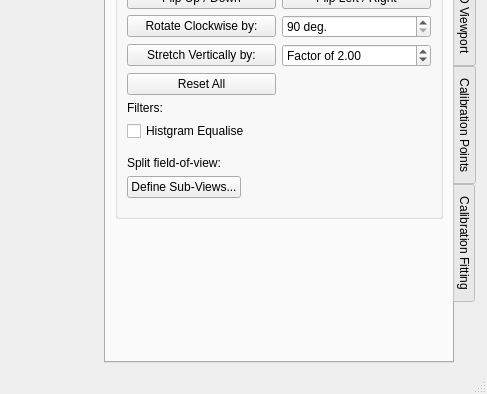
Above: calcam/gui/qt_designer_files/fitting_calib.ui from euratom-software/calcam before the change; both pictures show x 599 to 1086 and y 273 to 667 of the 1086 by 667 pixel window. Below: the same form after it.
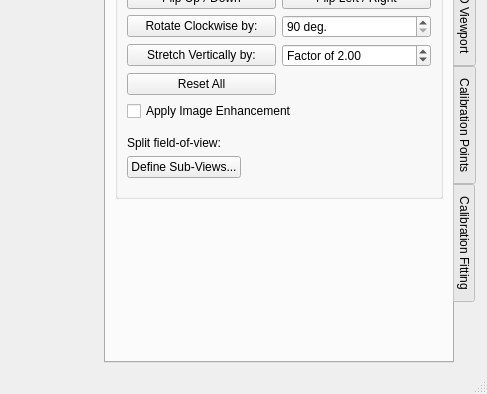
That is the form after the change.

Commit message: Move image enhancement in to new module and apply in all GUI tools. Continue work on new movement correction scheme.

Diff of the .ui file:
```diff
--- a/calcam/gui/qt_designer_files/fitting_calib.ui
+++ b/calcam/gui/qt_designer_files/fitting_calib.ui
@@ -462,14 +462,7 @@
             </widget>
            </item>
            <item>
-            <widget class="QLabel" name="label_15">
-             <property name="text">
-              <string>Filters:</string>
-             </property>
-            </widget>
-           </item>
-           <item>
-            <widget class="QCheckBox" name="hist_eq_checkbox">
+            <widget class="QCheckBox" name="im_enhance_checkbox">
              <property name="sizePolicy">
               <sizepolicy hsizetype="Expanding" vsizetype="Fixed">
                <horstretch>0</horstretch>
@@ -477,7 +470,7 @@
               </sizepolicy>
              </property>
              <property name="text">
-              <string>Histgram Equalise</string>
+              <string>Apply Image Enhancement</string>
              </property>
             </widget>
            </item>
```
The commit also changes 8 other files.
